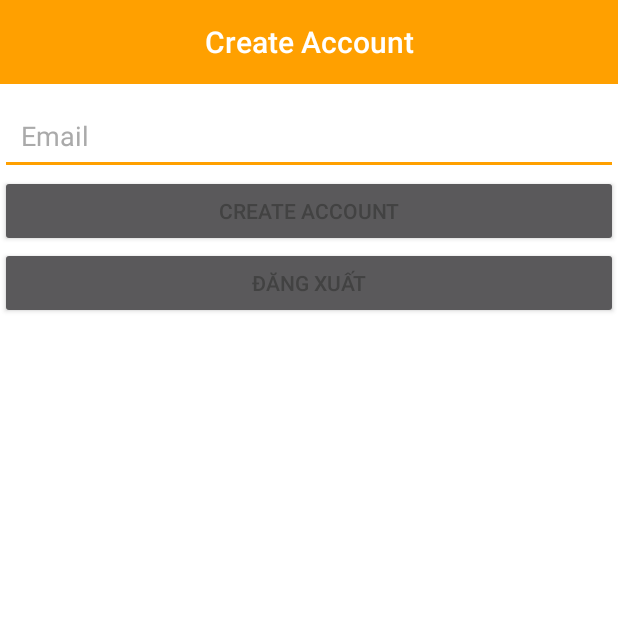
After one commit to 15110274/PessSchool, an Android app: the AdminActivity screen opened directly, with no data from a screen before it, on a phone screen of 412 x 824 dp, the top half of it. The commit adds this screen. Run offline under Robolectric (Android 15) with nearby library versions, the phone set to English and light mode, and no system bars; our stand-ins replace Firebase (no records; nobody signed in at launch, a user with empty details on screens opened directly).

Commit message:
trang tạo tài khoản: admin tạo tài khoản khoandv@gmail.com pass:123456

```diff
--- /dev/null
+++ b/app/src/main/java/com/example/preschool/AdminActivity.java
@@ -0,0 +1,91 @@
+package com.example.preschool;
+
+import androidx.annotation.NonNull;
+import androidx.appcompat.app.AppCompatActivity;
+
+import android.app.ProgressDialog;
+import android.content.Intent;
+import android.os.Bundle;
+import android.text.TextUtils;
+import android.view.View;
+import android.widget.Button;
+import android.widget.EditText;
+import android.widget.Toast;
+
+import com.google.android.gms.tasks.OnCompleteListener;
+import com.google.android.gms.tasks.Task;
+import com.google.firebase.auth.AuthResult;
+import com.google.firebase.auth.FirebaseAuth;
+
+import java.util.Random;
+
+public class AdminActivity extends AppCompatActivity {
+    private Button Logout;
+    private FirebaseAuth mAuth;
+    private EditText UserEmail;
+    private Button CreateAccountButton;
+    private ProgressDialog loadingBar;
+
+    @Override
+    protected void onCreate(Bundle savedInstanceState) {
+        super.onCreate(savedInstanceState);
+        setContentView(R.layout.activity_admin);
+        Logout=findViewById(R.id.logout_button);
+        mAuth=FirebaseAuth.getInstance();
+        UserEmail = findViewById(R.id.setup_email);
+        CreateAccountButton = (Button) findViewById(R.id.create_button);
+        loadingBar = new ProgressDialog(this);
+        CreateAccountButton.setOnClickListener(new View.OnClickListener() {
+            @Override
+            public void onClick(View view)
+            {
+                CreateNewAccount();
+            }
+        });
+        Logout.setOnClickListener(new View.OnClickListener() {
+            @Override
+            public void onClick(View v) {
+                Intent intent=new Intent(AdminActivity.this, LoginActivity.class);
+                startActivity(intent);
+                mAuth.signOut();
+                finish();
+            }
+        });
+    }
+
+    private void CreateNewAccount() {
+        String email = UserEmail.getText().toString();
+        String password= "123456";
+        if(TextUtils.isEmpty(email))
+        {
+            Toast.makeText(this, "Please write your email...", Toast.LENGTH_SHORT).show();
+        }
+        else
+        {
+            loadingBar.setTitle("Creating New Account");
+            loadingBar.setMessage("Please wait, while we are creating your new Account...");
+            loadingBar.show();
+            loadingBar.setCanceledOnTouchOutside(true);
+
+            mAuth.createUserWithEmailAndPassword(email, password)
+                    .addOnCompleteListener(new OnCompleteListener<AuthResult>() {
+                        @Override
+                        public void onComplete(@NonNull Task<AuthResult> task)
+                        {
+                            if(task.isSuccessful())
+                            {
+                                UserEmail.setText("");
+                                Toast.makeText(AdminActivity.this, "you are authenticated successfully...", Toast.LENGTH_SHORT).show();
+                                loadingBar.dismiss();
+                            }
+                            else
+                            {
+                                String message = task.getException().getMessage();
+                                Toast.makeText(AdminActivity.this, "Error Occured: " + message, Toast.LENGTH_SHORT).show();
+                                loadingBar.dismiss();
+                            }
+                        }
+                    });
+        }
+    }
+}
--- /dev/null
+++ b/app/src/main/res/layout/activity_admin.xml
@@ -0,0 +1,54 @@
+<?xml version="1.0" encoding="utf-8"?>
+<androidx.constraintlayout.widget.ConstraintLayout xmlns:android="http://schemas.android.com/apk/res/android"
+    xmlns:app="http://schemas.android.com/apk/res-auto"
+    xmlns:tools="http://schemas.android.com/tools"
+    android:layout_width="match_parent"
+    android:layout_height="match_parent"
+    tools:context=".AdminActivity"
+    android:orientation="vertical">
+    <TextView
+        android:id="@+id/panel"
+        android:layout_width="match_parent"
+        android:layout_height="56dip"
+        android:background="@color/colorAccent"
+        android:text="Create Account"
+        android:gravity="center"
+        android:textColor="@android:color/white"
+        style="@style/TextAppearance.AppCompat.Widget.ActionBar.Title"
+        app:layout_constraintEnd_toEndOf="parent"
+        app:layout_constraintStart_toStartOf="parent"
+        app:layout_constraintTop_toTopOf="parent" />
+    <EditText
+        android:id="@+id/setup_email"
+        android:layout_width="match_parent"
+        android:layout_height="wrap_content"
+        android:layout_marginTop="8dp"
+        tools:layout_editor_absoluteX="0dp"
+        android:ems="10"
+        android:layout_alignParentBottom="true"
+        android:hint="Email"
+        android:padding="14dp"
+        tools:ignore="MissingConstraints"
+        app:layout_constraintTop_toBottomOf="@+id/panel"/>
+    <Button
+        android:id="@+id/create_button"
+        android:layout_width="match_parent"
+        tools:layout_editor_absoluteX="0dp"
+        android:layout_alignParentBottom="true"
+        android:layout_height="wrap_content"
+        android:text="Create Account"
+        android:textColor="@color/cardview_dark_background"
+        app:layout_constraintTop_toBottomOf="@+id/setup_email"
+        />
+    <Button
+        android:id="@+id/logout_button"
+        android:layout_width="match_parent"
+        tools:layout_editor_absoluteX="0dp"
+        android:layout_alignParentBottom="true"
+        android:layout_height="wrap_content"
+        android:text="Đăng xuất"
+        android:textColor="@color/cardview_dark_background"
+        app:layout_constraintTop_toBottomOf="@+id/create_button"
+        />
+
+</androidx.constraintlayout.widget.ConstraintLayout>
```
Also changed, not shown: app/src/main/AndroidManifest.xml (+9 -8 lines), app/src/main/java/com/example/preschool/LoginActivity.java (+28 -33 lines), app/src/main/java/com/example/preschool/MainActivity.java (+1 -29 lines), app/src/main/java/com/example/preschool/SetupActivity.java (+34 -5 lines), app/src/main/java/com/example/preschool/StartActivity.java (+32 -6 lines).
